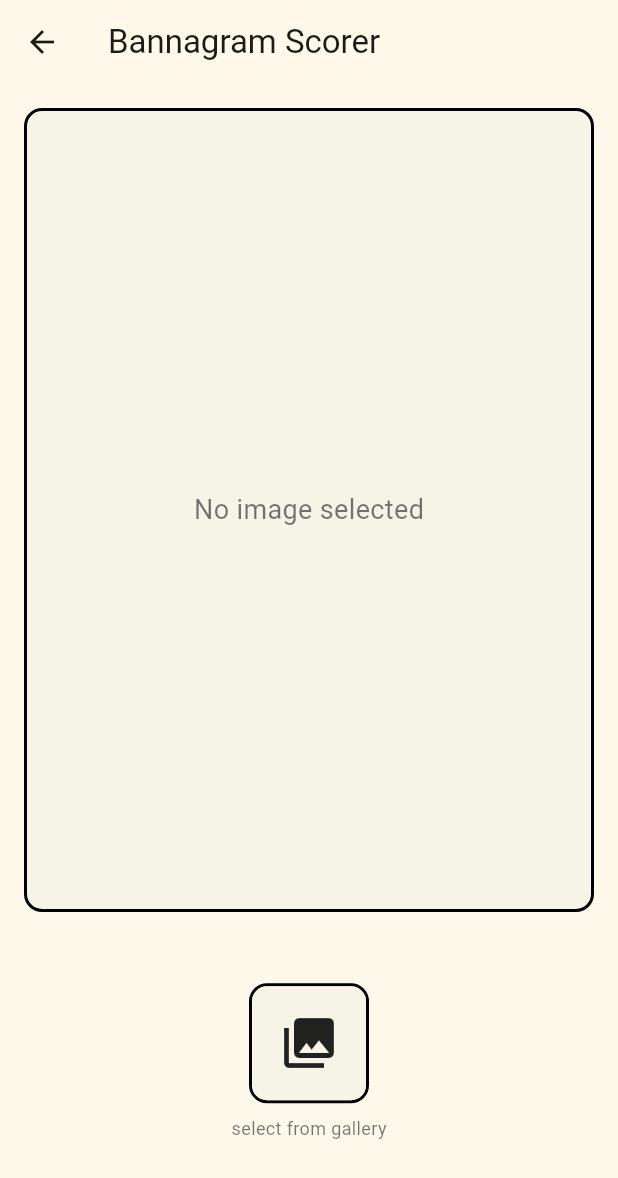
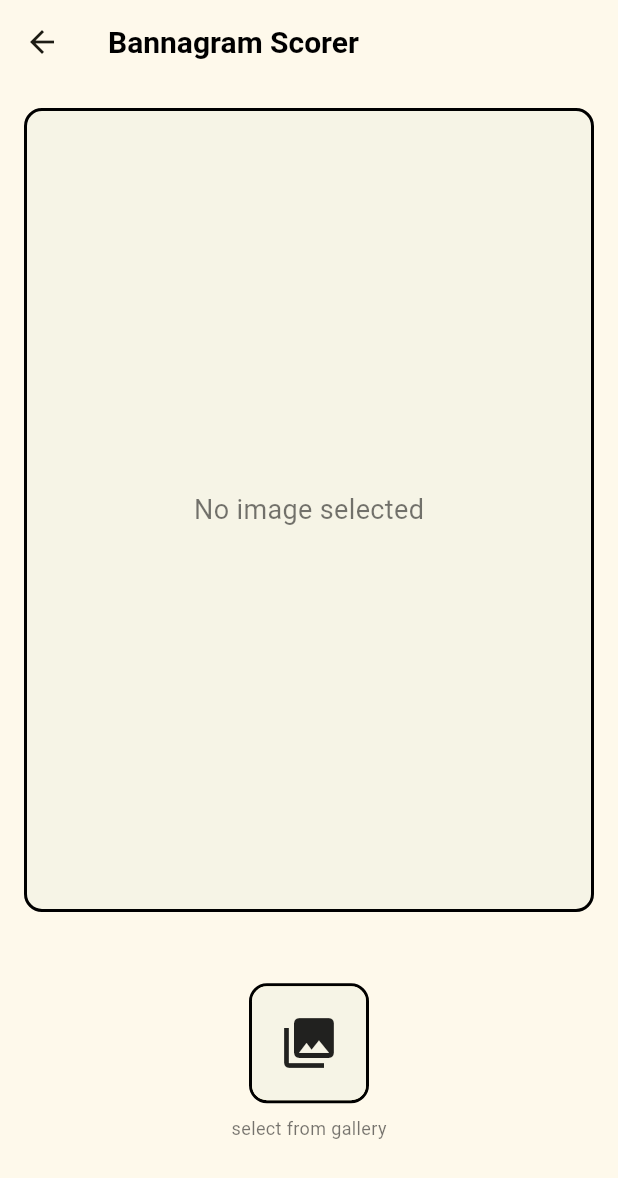
Before and after one commit to KelLynnP/BananagramsScoring, a Flutter app: the GalleryScreen screen opened directly, on a phone screen of 412 x 824 dp. Shown: the top 1178 px of the screen. Run offline on Flutter 3.47's test engine with Material 3 defaults, Android fonts, the phone set to English and light mode, and no system bars; our stand-ins replace image_picker; missing offline and left inert: google_mlkit_text_recognition; project files that could hold a hidden picture were left out.

Commit message:
ready to send

```diff
--- a/bannanagrams_scoring/lib/screens/gallery_screen.dart
+++ b/bannanagrams_scoring/lib/screens/gallery_screen.dart
@@ -92,7 +92,10 @@ class _GalleryScreenState extends State<GalleryScreen> {
   Widget build(BuildContext context) {
     return Scaffold(
       appBar: AppBar(
-        title: const Text('Bannagram Scorer'),
+        title: const Text(
+          'Bannagram Scorer',
+          style: TextStyle(fontSize: 20, fontWeight: FontWeight.bold, color: Colors.black),
+        ),
         leading: IconButton(
           icon: const Icon(Icons.arrow_back),
           onPressed: () {
```
Also changed, not shown: bannanagrams_scoring/lib/screens/results_screen.dart (+8 -2 lines), bannanagrams_scoring/assets/banana_og.png (deleted), bannanagrams_scoring/assets/banana_og.svg (deleted).
